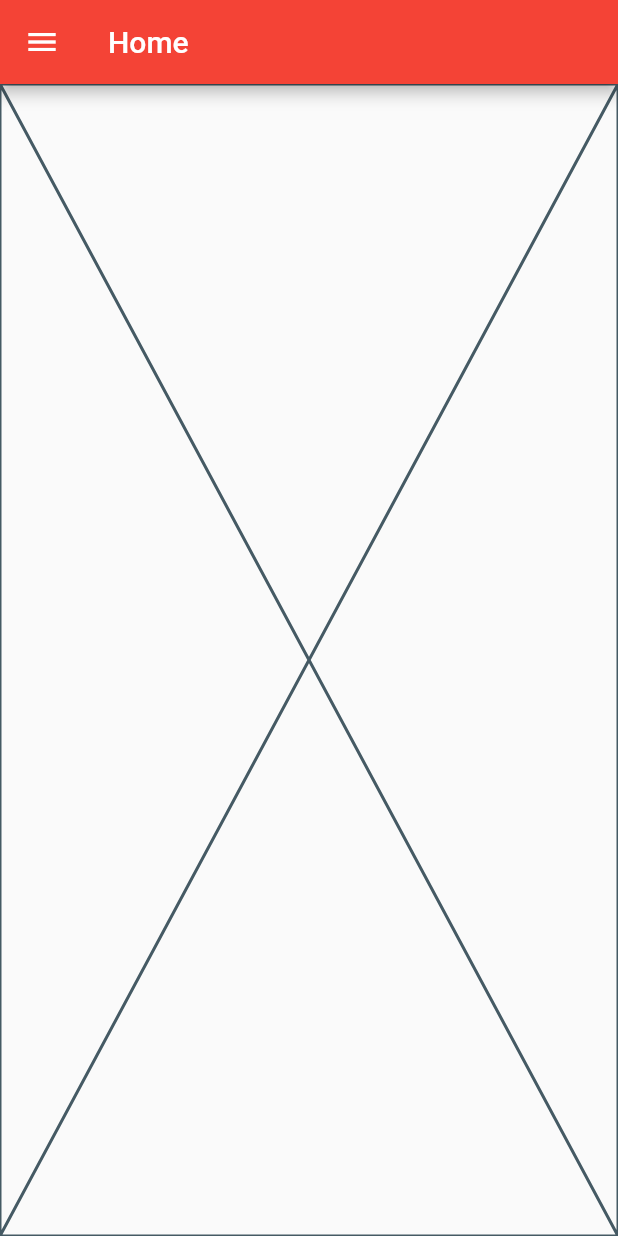
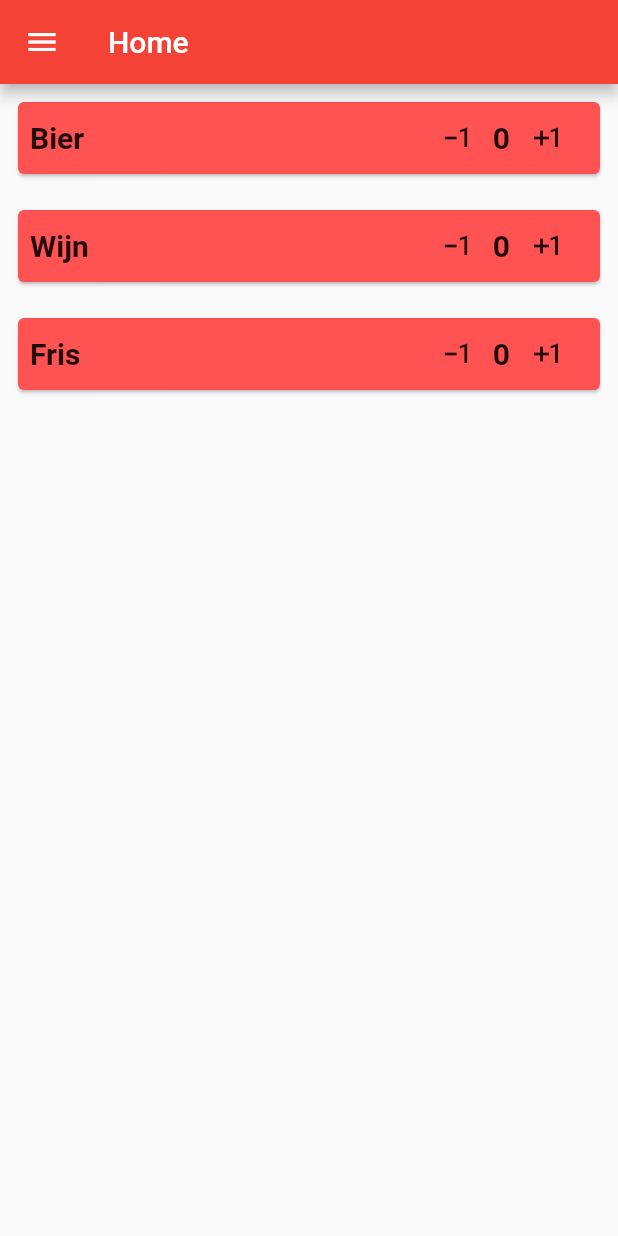
Before and after one commit to yoriaantje-dev/TurVolup, a Flutter app: the screen it shows after launch, on a phone screen of 412 x 824 dp. Run offline on Flutter 3.47's test engine with Material 2 defaults, Android fonts, the phone set to English and light mode, and no system bars; our stand-ins replace get_it.

Commit message:
Working (basic) application

```diff
--- /dev/null
+++ b/turving_volupia/lib/data/models/turv_model.dart
@@ -0,0 +1,32 @@
+class TurvCollection {
+  List<TurvableItem> items = [];
+
+  TurvCollection(this.items);
+
+  TurvCollection.exampleCollection() {
+    items = [
+      TurvableItem("Bier", 1),
+      TurvableItem("Wijn", 1.5),
+      TurvableItem("Fris", 1),
+    ];
+  }
+}
+
+class TurvableItem {
+  String name;
+  double cost;
+  int count = 0;
+
+  TurvableItem(this.name, this.cost);
+
+  void add(int amount) {
+    count += amount;
+    print("Added $amount to $name: $count");
+  }
+
+  void remove(int amount) {
+    count -= amount;
+    if (count < 0) count = 0;
+    print("Removed $amount from $name: $count");
+  }
+}
--- a/turving_volupia/lib/screens/home_screen.dart
+++ b/turving_volupia/lib/screens/home_screen.dart
@@ -1,16 +1,84 @@
 import 'package:flutter/material.dart';
 
+import '../data/models/turv_model.dart';
 import '../shared/menu_drawer.dart';
 
-class HomeScreen extends StatelessWidget {
+class HomeScreen extends StatefulWidget {
   const HomeScreen({super.key});
+
+  @override
+  State<HomeScreen> createState() => _HomeScreenState();
+}
+
+class _HomeScreenState extends State<HomeScreen> {
+  TurvCollection collection = TurvCollection.exampleCollection();
 
   @override
   Widget build(BuildContext context) {
     return Scaffold(
       appBar: AppBar(title: const Text("Home")),
       drawer: const MenuDrawer(),
-      body: const Placeholder(),
+      body: ListView.builder(
+        itemCount: collection.items.length,
+        itemBuilder: (BuildContext context, int index) {
+          return turvItemCard(collection.items[index]);
+        },
+      ),
+    );
+  }
+
+  Widget turvItemCard(TurvableItem item) {
+    return Padding(
+      padding: const EdgeInsets.all(8.0),
+      child: Card(
+        color: Colors.redAccent,
+        child: Row(
+          children: [
+            Expanded(
+              child: Padding(
+                padding: const EdgeInsets.symmetric(horizontal: 8.0),
+                child: Text(
+                  item.name,
+                  style: const TextStyle(
+                    fontWeight: FontWeight.bold,
+                    fontSize: 20,
+                  ),
+                ),
+              ),
+            ),
+            Padding(
+              padding: const EdgeInsets.symmetric(horizontal: 12.0),
+              child: Row(
+                children: [
+                  IconButton(
+                    onPressed: () {
+                      setState(() {
+                        item.remove(1);
+                      });
+                    },
+                    icon: const Icon(Icons.exposure_neg_1),
+                  ),
+                  Text(
+                    item.count.toString(),
+                    style: const TextStyle(
+                      fontWeight: FontWeight.bold,
+                      fontSize: 20,
+                    ),
+                  ),
+                  IconButton(
+                    onPressed: () {
+                      setState(() {
+                        item.add(1);
+                      });
+                    },
+                    icon: const Icon(Icons.exposure_plus_1),
+                  ),
+                ],
+              ),
+            ),
+          ],
+        ),
+      ),
     );
   }
 }
```
